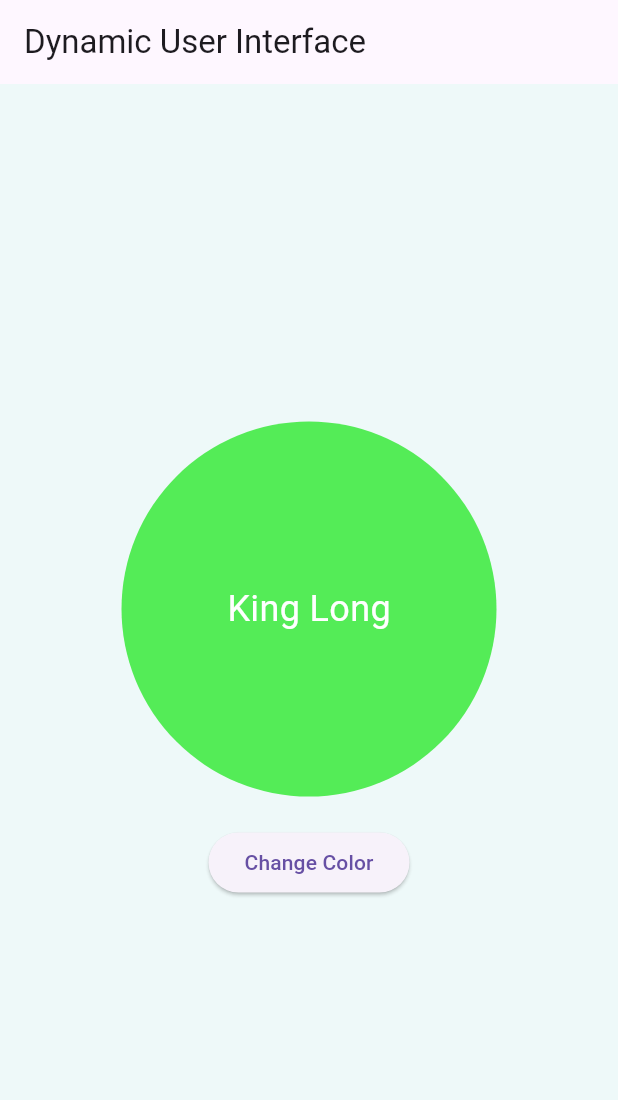
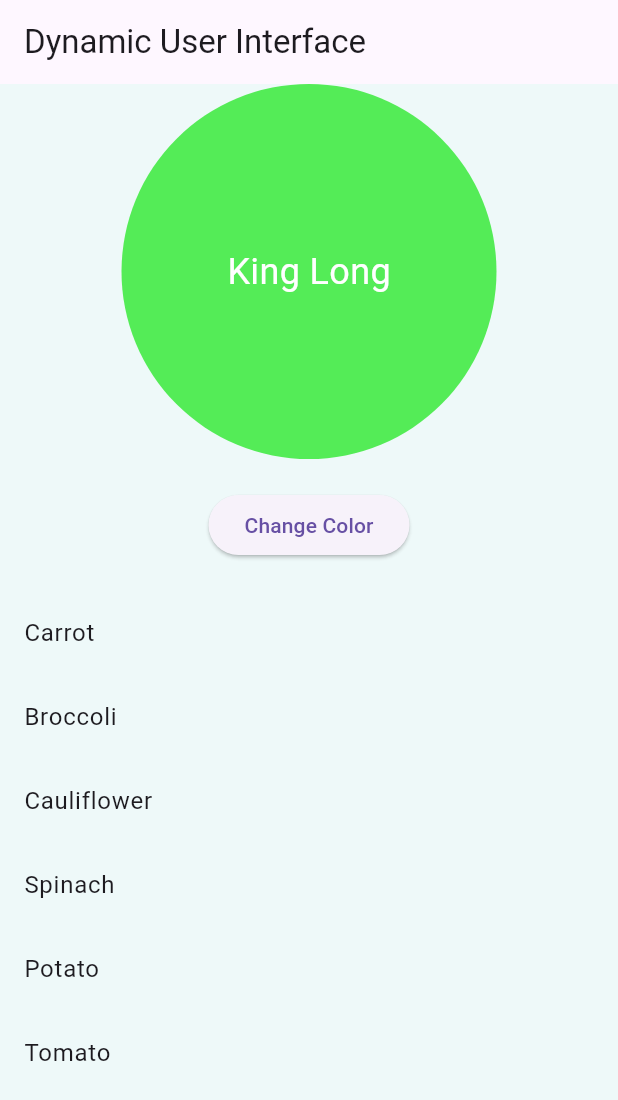
Before and after one commit to dreadnought2099/Change_Properties_Flutter, a Flutter app: the screen it shows after launch, on a phone screen of 412 x 824 dp. Shown: the top 1100 px of the screen. Run offline on Flutter 3.47's test engine with Material 3 defaults, Android fonts, the phone set to English and light mode, and no system bars.

Commit message:
add vegetable array

```diff
--- a/lib/main.dart
+++ b/lib/main.dart
@@ -8,7 +8,7 @@ class MyApp extends StatelessWidget {
   @override
   Widget build(BuildContext context) {
     return MaterialApp(
-      title: 'Change Properties',
+      title: 'Change Properties & Vegetable List',
       theme: ThemeData(
         primarySwatch: Colors.blueGrey,
       ),
@@ -31,6 +31,15 @@ class _DynamicUIState extends State<DynamicUI> {
     const Color.fromARGB(255, 243, 33, 33),
   ];
 
+  final List<String> _vegetables = [
+    'Carrot',
+    'Broccoli',
+    'Cauliflower',
+    'Spinach',
+    'Potato',
+    'Tomato',
+  ];
+
   int colorIndex = 0;
   double boxSize = 250.0;
   String boxText = "King Long";
@@ -51,11 +60,10 @@ class _DynamicUIState extends State<DynamicUI> {
         title: const Text("Dynamic User Interface"),
       ),
       backgroundColor: const Color.fromARGB(57, 179, 230, 230),
-      body: Center(
-        child: Column(
-          mainAxisAlignment: MainAxisAlignment.center,
+      body: Column(
         children: [
-            Container(
+          Center(
+            child: Container(
               decoration: BoxDecoration(
                 color: boxColor,
                 shape: BoxShape.circle, // Makes the container circular
@@ -69,13 +77,25 @@ class _DynamicUIState extends State<DynamicUI> {
                 ),
               ),
             ),
+          ),
           const SizedBox(height: 20),
           ElevatedButton(
             onPressed: changeProperties,
             child: const Text("Change Color"),
           ),
+          const SizedBox(height: 20),
+          // Vegetable list section
+          Expanded(
+            child: ListView.builder(
+              itemCount: _vegetables.length,
+              itemBuilder: (context, index) {
+                return ListTile(
+                  title: Text(_vegetables[index]),
+                );
+              },
+            ),
+          ),
         ],
-        ),
       ),
     );
   }
```
Lines whose indentation alone changed are shown as unchanged.
